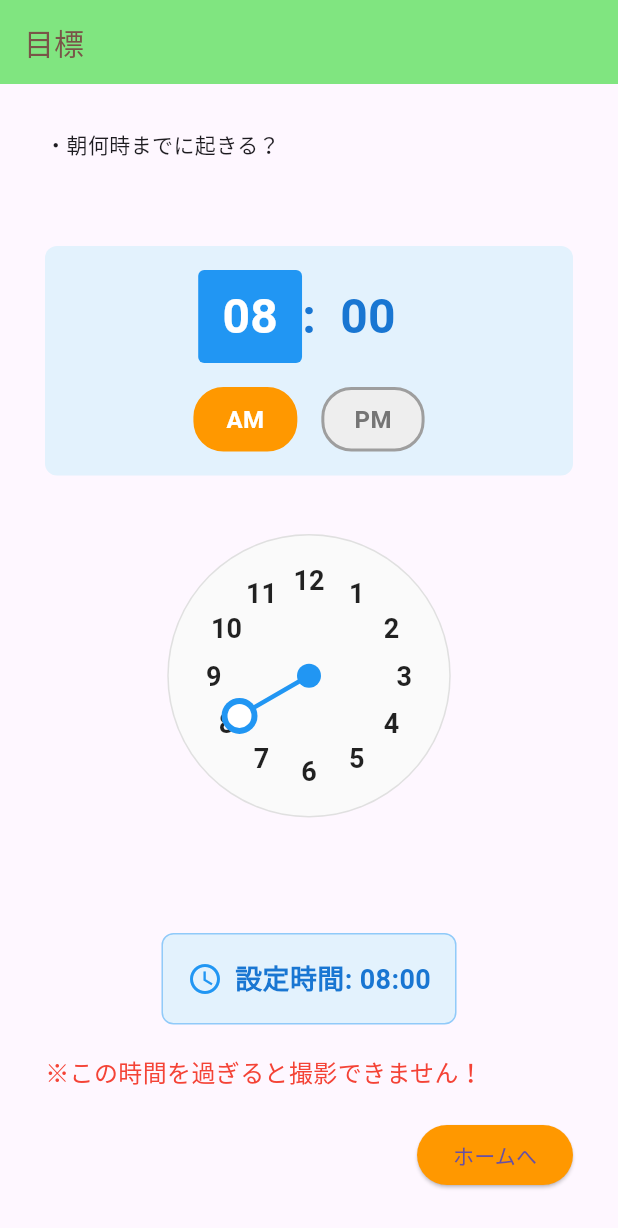
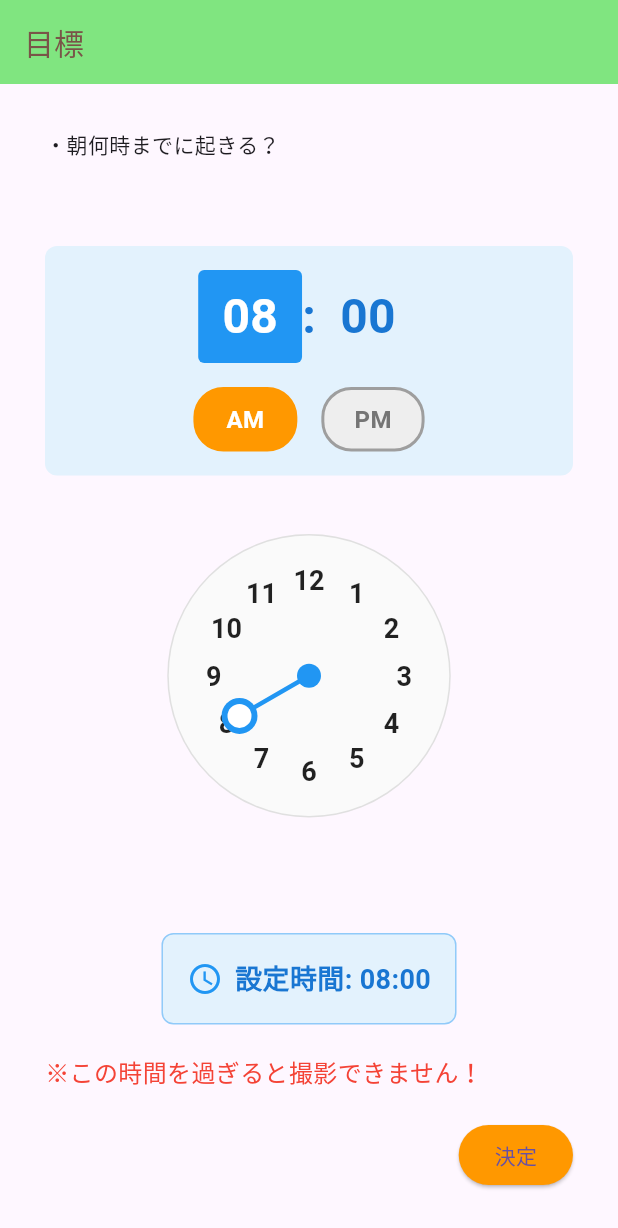
Before and after one commit to nasuu0612/1_cancel, a Flutter app: the PageD screen opened by its route, on a phone screen of 412 x 824 dp. Shown: the top 1228 px of the screen. Run offline on Flutter 3.47's test engine with Material 3 defaults, Android fonts, the phone set to English and light mode, and no system bars; our stand-ins replace camera, device_preview, flutter_riverpod, go_router, google_fonts, share_plus and 1 more; accounts and stored records are empty.

Commit message:
時刻設定ボタンの文言を変更

```diff
--- a/draw_app/lib/page4_condition.dart
+++ b/draw_app/lib/page4_condition.dart
@@ -54,7 +54,7 @@ class PageD extends ConsumerWidget {
     final homeButton = ElevatedButton(
       onPressed: () => context.go("/a"),
       style: ElevatedButton.styleFrom(backgroundColor: Colors.orange),
-      child: const Text('ホームへ'),
+      child: const Text('決定'),
     );
 
     return Scaffold(
```
